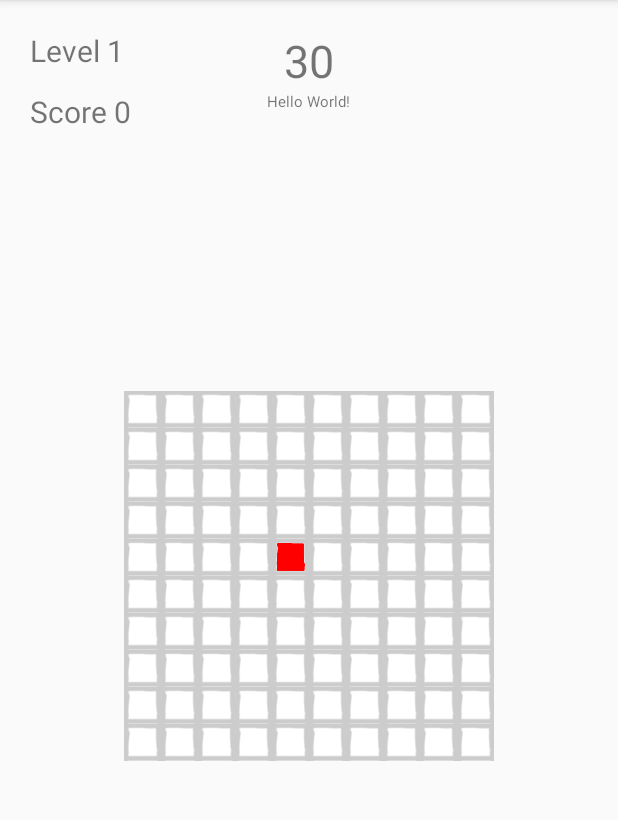
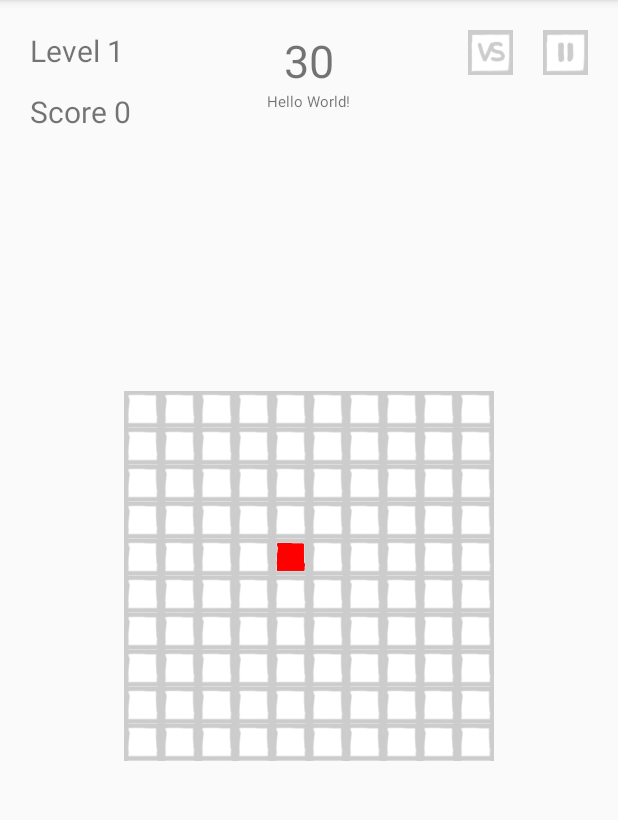
Before and after one commit to Hyuni89/SnakeGame, an Android app: the screen it shows after launch (MainActivity), on a phone screen of 412 x 824 dp, the part 84-904 px from its top. Run offline under Robolectric (Android 15) with nearby library versions, the phone set to English and light mode, and no system bars.

Commit message:
add pause button add combat button

```diff
--- a/app/src/main/AndroidManifest.xml
+++ b/app/src/main/AndroidManifest.xml
@@ -1,6 +1,9 @@
 <?xml version="1.0" encoding="utf-8"?>
 <manifest xmlns:android="http://schemas.android.com/apk/res/android"
           package="com.example.cho.snake">
+
+    <uses-permission android:name="android.permission.BLUETOOTH" />
+    <uses-permission android:name="android.permission.BLUETOOTH_ADMIN" />
 
     <application
         android:allowBackup="true"
--- a/app/src/main/java/com/example/cho/snake/MainActivity.java
+++ b/app/src/main/java/com/example/cho/snake/MainActivity.java
@@ -11,6 +11,7 @@ import android.support.v7.app.AppCompatActivity;
 import android.os.Bundle;
 import android.util.DisplayMetrics;
 import android.util.TypedValue;
+import android.view.View;
 import android.widget.GridLayout;
 import android.widget.ImageView;
 import android.widget.RelativeLayout;
@@ -41,6 +42,9 @@ public class MainActivity extends AppCompatActivity {
     private ScoreDB db;
     private int deviceWidth;
     private int deviceHeight;
+    private ImageView pauseButton;
+    private ImageView combatButton;
+    private boolean pause;
 
     static final int NOTIFY_N = 0;
     static final int UPDATE_ELEMENT = 1;
@@ -57,6 +61,7 @@ public class MainActivity extends AppCompatActivity {
         DisplayMetrics dm = getApplicationContext().getResources().getDisplayMetrics();
         deviceWidth = dm.widthPixels;
         deviceHeight = dm.heightPixels;
+        pause = false;
 
         db = new ScoreDB(this);
         h = new Handler() {
@@ -155,6 +160,24 @@ public class MainActivity extends AppCompatActivity {
 //                    t.start();
 //                }
 //            }
+        });
+        pauseButton = (ImageView)findViewById(R.id.pauseButton);
+        pauseButton.setOnClickListener(new View.OnClickListener() {
+            @Override
+            public void onClick(View view) {
+                pause = !pause;
+                sn.setPause(pause);
+                if(pause) {
+                    timeText.setText("Pause");
+                }
+            }
+        });
+        combatButton = (ImageView)findViewById(R.id.combatButton);
+        combatButton.setOnClickListener(new View.OnClickListener() {
+            @Override
+            public void onClick(View view) {
+
+            }
         });
 
         t.start();
@@ -262,6 +285,9 @@ public class MainActivity extends AppCompatActivity {
                     level = sn.getLevel();
                     continue;
                 }
+
+                while(pause);
+
                 sn.go();
                 show(sn.getMap());
                 try {
--- a/app/src/main/res/layout/activity_main.xml
+++ b/app/src/main/res/layout/activity_main.xml
@@ -87,4 +87,23 @@
         android:id="@+id/fragmentPosition">
     </FrameLayout>
 
+    <ImageView
+        android:layout_width="30dp"
+        android:layout_height="30dp"
+        android:id="@+id/pauseButton"
+        android:src="@drawable/pause"
+        android:layout_marginRight="20dp"
+        android:layout_marginTop="20dp"
+        android:layout_alignParentRight="true"/>
+
+    <ImageView
+        android:layout_width="30dp"
+        android:layout_height="30dp"
+        android:id="@+id/combatButton"
+        android:layout_marginTop="20dp"
+        android:layout_marginRight="20dp"
+        android:layout_alignBaseline="@+id/pauseButton"
+        android:layout_toLeftOf="@+id/pauseButton"
+        android:src="@drawable/combat"/>
+
 </RelativeLayout>
```
Also changed, not shown: app/src/main/java/com/example/cho/snake/SnakeEngine.java (+18 -0 lines), app/src/main/res/drawable/combat.png (added), app/src/main/res/drawable/pause.png (added).
